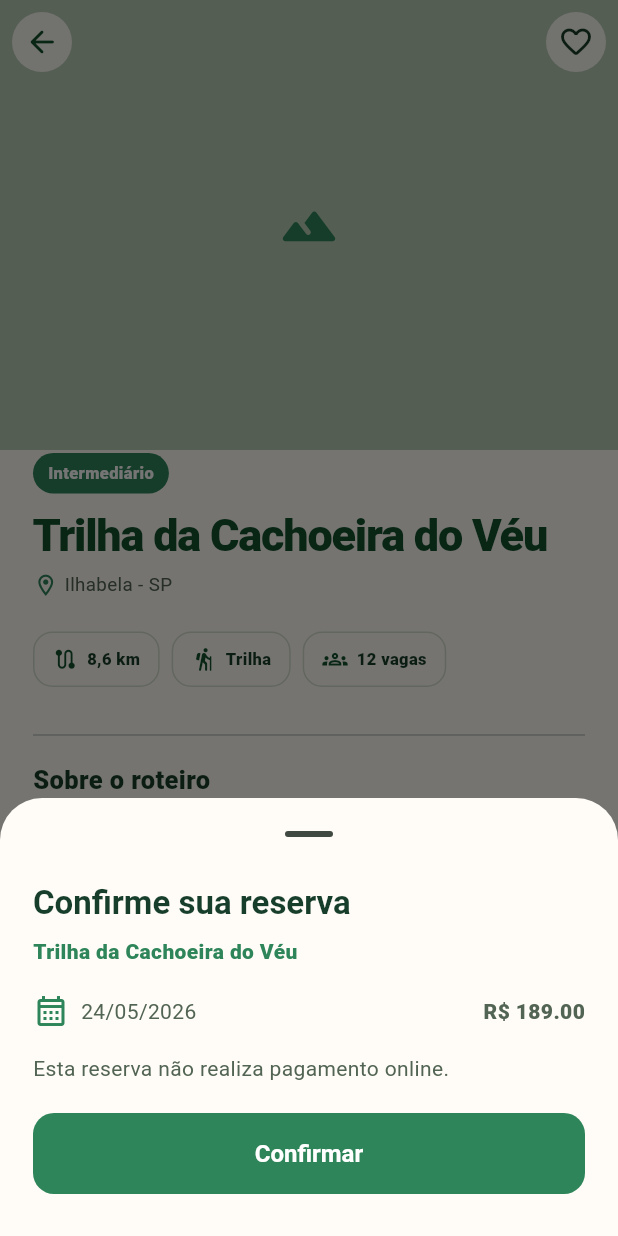
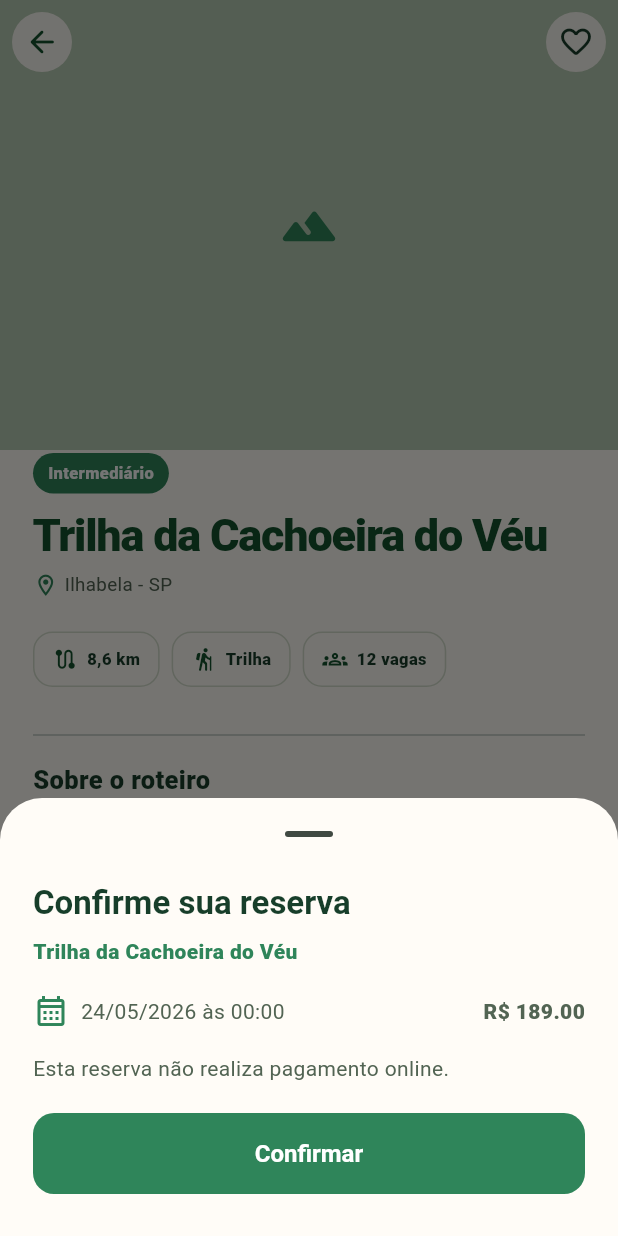
Before and after one commit to RafaelRavaneli/rotafacil_frontend, a Flutter app: the TrailDetailsScreen screen opened directly with sample values from the repository, after a tap on "Reservar", on a phone screen of 412 x 824 dp. Run offline on Flutter 3.47's test engine with Material 3 defaults, Android fonts, the phone set to English and light mode, and no system bars; drawn by our look-alikes of flutter_map; our stand-ins replace firebase_core, firebase_messaging, geolocator, image_picker, latlong2, shared_preferences; accounts and stored records are empty; network calls fail; statements that could not run were skipped.

Commit message:
feat: padronizar datas e calendarios em pt-BR

```diff
--- a/lib/pages/common/availability_screen.dart
+++ b/lib/pages/common/availability_screen.dart
@@ -4,6 +4,7 @@ import '../../models/availability.dart';
 import '../../state/app_store.dart';
 import '../../theme/app_colors.dart';
 import '../../utils/run_action.dart';
+import '../../utils/date_time_format.dart';
 
 class AvailabilityScreen extends StatefulWidget {
   const AvailabilityScreen({super.key});
@@ -76,10 +77,7 @@ class _AvailabilityScreenState extends State<AvailabilityScreen> {
   }
 
   String _dateLabel(String value) {
-    final date = DateTime.tryParse(value);
-    if (date == null) return value;
-    return '${date.day.toString().padLeft(2, '0')}/'
-        '${date.month.toString().padLeft(2, '0')}/${date.year}';
+    return formatBrazilianDate(value);
   }
 
   @override
--- a/lib/pages/common/booking_details_screen.dart
+++ b/lib/pages/common/booking_details_screen.dart
@@ -5,6 +5,7 @@ import '../../models/trail_experience.dart';
 import '../../services/session_service.dart';
 import '../../state/app_store.dart';
 import '../../theme/app_colors.dart';
+import '../../utils/date_time_format.dart';
 import '../../utils/run_action.dart';
 import '../../widgets/network_image_box.dart';
 
@@ -296,7 +297,10 @@ class _BookingDetailsScreenState extends State<BookingDetailsScreen> {
                             label: 'Situação',
                             value: booking.status,
                           ),
-                          _Information(label: 'Data', value: booking.date),
+                          _Information(
+                            label: 'Data',
+                            value: formatBrazilianDate(booking.date),
+                          ),
                           _Information(
                             label: 'Nome registrado',
                             value: booking.personName,
--- a/lib/pages/tourist/trail_details_screen.dart
+++ b/lib/pages/tourist/trail_details_screen.dart
@@ -11,6 +11,7 @@ import '../../state/app_store.dart';
 import '../../theme/app_colors.dart';
 import '../../widgets/network_image_box.dart';
 import '../../widgets/trail_location_map.dart';
+import '../../utils/date_time_format.dart';
 import 'guide_profile_screen.dart';
 
 class TrailDetailsScreen extends StatefulWidget {
@@ -72,8 +73,14 @@ class _TrailDetailsScreenState extends State<TrailDetailsScreen> {
                     color: AppColors.green700,
                   ),
                   const SizedBox(width: 8),
-                  Text(trail.date.isEmpty ? 'Data a combinar' : trail.date),
-                  const Spacer(),
+                  Expanded(
+                    child: Text(
+                      trail.startsAt == null
+                          ? 'Data a combinar'
+                          : formatBrazilianDateTime(trail.startsAt),
+                    ),
+                  ),
+                  const SizedBox(width: 12),
                   Text(
                     'R\$ ${trail.price.toStringAsFixed(2)}',
                     style: const TextStyle(fontWeight: FontWeight.w900),
--- /dev/null
+++ b/lib/utils/date_time_format.dart
@@ -0,0 +1,33 @@
+DateTime? parseAppDateTime(String? value) {
+  final raw = value?.trim() ?? '';
+  if (raw.isEmpty) return null;
+  final iso = DateTime.tryParse(raw);
+  if (iso != null) return iso;
+  final match = RegExp(
+    r'^(\d{1,2})/(\d{1,2})/(\d{4})(?:\D+(\d{1,2}):(\d{2}))?',
+  ).firstMatch(raw);
+  if (match == null) return null;
+  return DateTime(
+    int.parse(match[3]!),
+    int.parse(match[2]!),
+    int.parse(match[1]!),
+    int.tryParse(match[4] ?? '') ?? 0,
+    int.tryParse(match[5] ?? '') ?? 0,
+  );
+}
+
+String formatBrazilianDate(String? value, {String fallback = ''}) {
+  final date = parseAppDateTime(value);
+  if (date == null) return fallback.isNotEmpty ? fallback : value?.trim() ?? '';
+  return '${date.day.toString().padLeft(2, '0')}/'
+      '${date.month.toString().padLeft(2, '0')}/${date.year}';
+}
+
+String formatBrazilianDateTime(DateTime? value, {String fallback = ''}) {
+  if (value == null) return fallback;
+  final date = formatBrazilianDate(value.toIso8601String());
+  final time =
+      '${value.hour.toString().padLeft(2, '0')}:'
+      '${value.minute.toString().padLeft(2, '0')}';
+  return '$date às $time';
+}
--- a/lib/widgets/booking_summary_card.dart
+++ b/lib/widgets/booking_summary_card.dart
@@ -1,6 +1,7 @@
 import 'package:flutter/material.dart';
 import '../models/local_booking.dart';
 import '../theme/app_colors.dart';
+import '../utils/date_time_format.dart';
 
 class BookingSummaryCard extends StatelessWidget {
   const BookingSummaryCard({
@@ -83,7 +84,9 @@ class BookingSummaryCard extends StatelessWidget {
                     ),
                   ),
                   Text(
-                    booking.date.isEmpty ? 'Data não informada' : booking.date,
+                    booking.date.isEmpty
+                        ? 'Data não informada'
+                        : formatBrazilianDate(booking.date),
                     style: const TextStyle(color: AppColors.muted),
                   ),
                 ],
--- a/lib/widgets/trail_card.dart
+++ b/lib/widgets/trail_card.dart
@@ -2,6 +2,7 @@ import 'package:flutter/material.dart';
 
 import '../models/trail.dart';
 import '../theme/app_colors.dart';
+import '../utils/date_time_format.dart';
 import 'network_image_box.dart';
 
 class TrailCard extends StatelessWidget {
@@ -123,7 +124,7 @@ class TrailCard extends StatelessWidget {
             Text(
               [
                 trail.distanceLabel,
-                if (trail.date.isNotEmpty) trail.date,
+                if (trail.date.isNotEmpty) formatBrazilianDate(trail.date),
               ].join(' · '),
               maxLines: 1,
               overflow: TextOverflow.ellipsis,
--- a/pubspec.yaml
+++ b/pubspec.yaml
@@ -8,6 +8,8 @@ environment:
 
 dependencies:
   flutter:
+    sdk: flutter
+  flutter_localizations:
     sdk: flutter
   cupertino_icons: ^1.0.8
   shared_preferences: ^2.5.5
```
Also changed, not shown: lib/app.dart (+12 -0 lines), lib/pages/common/trails_management_screen.dart (+16 -8 lines), pubspec.lock, 1 other file.
